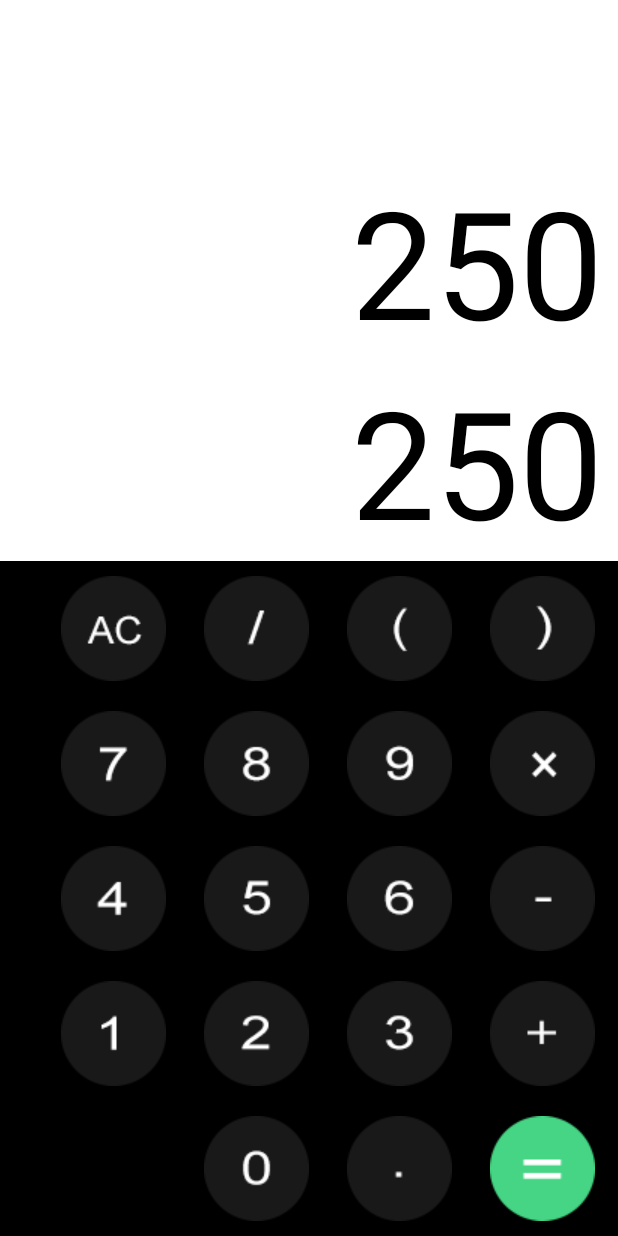
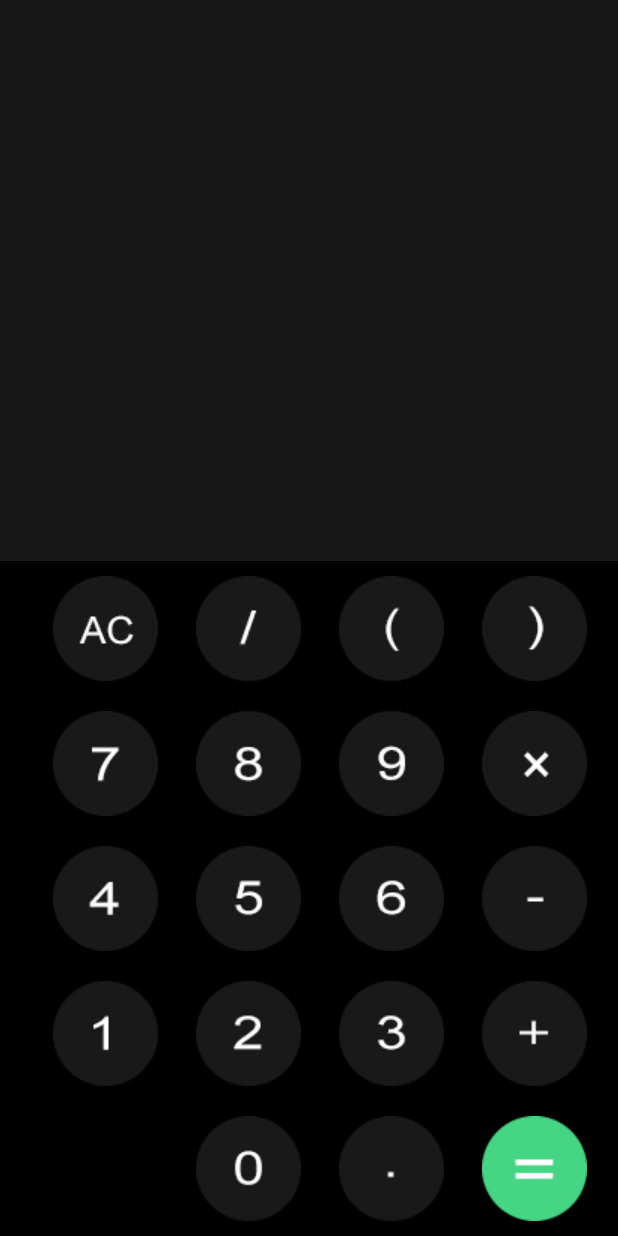
Before and after one commit to certeixeira/projetopessoal-calculadora, an Android app: the layout activity_main.xml on its own in the app's theme, with its tools: preview values and no code run, on a phone screen of 412 x 824 dp. Run offline under Robolectric (Android 15) with nearby library versions, the phone set to English and light mode, and no system bars.

```diff
--- a/app/build.gradle
+++ b/app/build.gradle
@@ -44,4 +44,5 @@ dependencies {
     testImplementation 'junit:junit:4.+'
     androidTestImplementation 'androidx.test.ext:junit:1.1.3'
     androidTestImplementation 'androidx.test.espresso:espresso-core:3.4.0'
+    implementation 'net.objecthunter:exp4j:0.4.5'
 }
--- a/app/src/main/java/com/example/calculadoraandroid/MainActivity.kt
+++ b/app/src/main/java/com/example/calculadoraandroid/MainActivity.kt
@@ -3,6 +3,7 @@ package com.example.calculadoraandroid
 import androidx.appcompat.app.AppCompatActivity
 import android.os.Bundle
 import com.example.calculadoraandroid.databinding.ActivityMainBinding
+import net.objecthunter.exp4j.ExpressionBuilder
 
 class MainActivity : AppCompatActivity() {
 
@@ -12,5 +13,93 @@ class MainActivity : AppCompatActivity() {
         super.onCreate(savedInstanceState)
         binding=ActivityMainBinding.inflate(layoutInflater)
         setContentView(binding.root)
+
+        binding.bntAc.setOnClickListener {
+            binding.inputtext.text = ""
+            binding.outputtext.text = ""
+        }
+
+        binding.btn0.setOnClickListener {
+            binding.inputtext.append("0")
+        }
+
+        binding.btn1.setOnClickListener {
+            binding.inputtext.append("1")
+        }
+
+        binding.btn2.setOnClickListener {
+            binding.inputtext.append("2")
+        }
+
+        binding.btn3.setOnClickListener {
+            binding.inputtext.append("3")
+        }
+
+        binding.btn4.setOnClickListener {
+            binding.inputtext.append("4")
+        }
+
+        binding.btn5.setOnClickListener {
+            binding.inputtext.append("5")
+        }
+
+        binding.btn6.setOnClickListener {
+            binding.inputtext.append("6")
+        }
+
+        binding.btn7.setOnClickListener {
+            binding.inputtext.append("7")
+        }
+
+        binding.btn8.setOnClickListener {
+            binding.inputtext.append("8")
+        }
+
+        binding.btn9.setOnClickListener {
+            binding.inputtext.append("9")
+        }
+
+        binding.btnDot.setOnClickListener {
+            binding.inputtext.append(".")
+        }
+
+        binding.btnPlus.setOnClickListener {
+            binding.inputtext.append("+")
+        }
+
+        binding.btnDivide.setOnClickListener {
+            binding.inputtext.append("/")
+        }
+
+        binding.btnMinus.setOnClickListener {
+            binding.inputtext.append("-")
+        }
+
+        binding.btnMultiplication.setOnClickListener {
+            binding.inputtext.append("*")
+        }
+
+        binding.btnStartBracket.setOnClickListener {
+            binding.inputtext.append("(")
+        }
+
+        binding.bttnEndBracket.setOnClickListener {
+            binding.inputtext.append(")")
+        }
+
+        binding.btnEqual.setOnClickListener {
+
+            val expression = ExpressionBuilder(binding.inputtext.text.toString()).build()
+            val result = expression.evaluate()
+            val longresult = result.toLong()
+
+            if (result == longresult.toDouble()) {
+                binding.outputtext.text =longresult.toString()
+
+            } else {
+                binding.outputtext.text = result.toString()
+            }
+        }
+
     }
 }
--- a/app/src/main/res/layout/activity_main.xml
+++ b/app/src/main/res/layout/activity_main.xml
@@ -2,31 +2,36 @@
 <RelativeLayout xmlns:android="http://schemas.android.com/apk/res/android"
     xmlns:app="http://schemas.android.com/apk/res-auto"
     xmlns:tools="http://schemas.android.com/tools"
-    android:layout_width="match_parent"
-    android:layout_height="match_parent"
+    android:layout_width="wrap_content"
+    android:layout_height="wrap_content"
+    android:background="#181818"
     tools:context=".MainActivity">
 
     <TextView
         android:id="@+id/inputtext"
         android:layout_width="match_parent"
         android:layout_height="wrap_content"
-        android:text="250"
-        android:textColor="@color/black"
-        android:textSize="100dp"
+        android:layout_above="@+id/outputtext"
+        android:layout_alignParentTop="true"
+        android:layout_marginTop="50dp"
         android:gravity="right"
         android:paddingRight="10dp"
-        android:layout_above="@+id/outputtext"/>
+        android:text=""
+        android:textAlignment="gravity"
+        android:textColor="@color/white"
+        android:textSize="70dp" />
 
     <TextView
         android:id="@+id/outputtext"
         android:layout_width="match_parent"
         android:layout_height="wrap_content"
-        android:text="250"
-        android:textColor="@color/black"
-        android:textSize="100dp"
+        android:layout_above="@+id/ll1"
+        android:layout_marginBottom="25dp"
         android:gravity="right"
-        android:paddingRight="10dp"
-        android:layout_above="@+id/ll1"/>
+        android:paddingEnd="10dp"
+        android:text=""
+        android:textColor="@color/white"
+        android:textSize="70dp" />
 
 
     <LinearLayout
@@ -38,7 +43,175 @@
         android:orientation="vertical">
 
         <LinearLayout
-            android:layout_width="match_parent"
+            android:layout_width="wrap_content"
+            android:layout_height="wrap_content"
+            android:gravity="center"
+            android:orientation="horizontal"
+            android:padding="10dp">
+
+            <ImageView
+                android:id="@+id/bnt_ac"
+                android:layout_width="70dp"
+                android:layout_height="70dp"
+                android:layout_marginStart="25dp"
+                android:layout_marginLeft="25dp"
+                android:background="@drawable/btn_ac" />
+
+            <ImageView
+                android:id="@+id/btn_divide"
+                android:layout_width="70dp"
+                android:layout_height="70dp"
+                android:layout_marginStart="25dp"
+                android:layout_marginLeft="25dp"
+                android:background="@drawable/btn_divide" />
+
+            <ImageView
+                android:id="@+id/btn_start_bracket"
+                android:layout_width="70dp"
+                android:layout_height="70dp"
+                android:layout_marginStart="25dp"
+                android:layout_marginLeft="25dp"
+                android:background="@drawable/btn_start_bracket" />
+
+            <ImageView
+                android:id="@+id/bttn_end_bracket"
+                android:layout_width="70dp"
+                android:layout_height="70dp"
+                android:layout_marginStart="25dp"
+                android:layout_marginLeft="25dp"
+                android:background="@drawable/btn_end_bracket" />
+
+
+        </LinearLayout>
+
+        <LinearLayout
+            android:layout_width="wrap_content"
+            android:layout_height="wrap_content"
+            android:gravity="center"
+            android:orientation="horizontal"
+            android:padding="10dp">
+
+            <ImageView
+                android:id="@+id/btn_7"
+                android:layout_width="70dp"
+                android:layout_height="70dp"
+                android:layout_marginStart="25dp"
+                android:layout_marginLeft="25dp"
+                android:background="@drawable/btn_7" />
+
+            <ImageView
+                android:id="@+id/btn_8"
+                android:layout_width="70dp"
+                android:layout_height="70dp"
+                android:layout_marginStart="25dp"
+                android:layout_marginLeft="25dp"
+                android:background="@drawable/btn_8" />
+
+            <ImageView
+                android:id="@+id/btn_9"
+                android:layout_width="70dp"
+                android:layout_height="70dp"
+                android:layout_marginStart="25dp"
+                android:layout_marginLeft="25dp"
+                android:background="@drawable/btn_9" />
+
+            <ImageView
+                android:id="@+id/btn_multiplication"
+                android:layout_width="70dp"
+                android:layout_height="70dp"
+                android:layout_marginStart="25dp"
+                android:layout_marginLeft="25dp"
+                android:background="@drawable/btn_multiplication" />
+
+
+        </LinearLayout>
+
+        <LinearLayout
+            android:layout_width="wrap_content"
+            android:layout_height="wrap_content"
+            android:gravity="center"
+            android:orientation="horizontal"
+            android:padding="10dp">
+
+            <ImageView
+                android:id="@+id/btn_4"
+                android:layout_width="70dp"
+                android:layout_height="70dp"
+                android:layout_marginStart="25dp"
+                android:layout_marginLeft="25dp"
+                android:background="@drawable/btn_4" />
+
+            <ImageView
+                android:id="@+id/btn_5"
+                android:layout_width="70dp"
+                android:layout_height="70dp"
+                android:layout_marginStart="25dp"
+                android:layout_marginLeft="25dp"
+                android:background="@drawable/btn_5" />
+
+            <ImageView
+                android:id="@+id/btn_6"
+                android:layout_width="70dp"
+                android:layout_height="70dp"
+                android:layout_marginStart="25dp"
+                android:layout_marginLeft="25dp"
+                android:background="@drawable/btn_6" />
+
+            <ImageView
+                android:id="@+id/btn_minus"
+                android:layout_width="70dp"
+                android:layout_height="70dp"
+                android:layout_marginStart="25dp"
+                android:layout_marginLeft="25dp"
+                android:background="@drawable/btn_minus" />
+
+
+        </LinearLayout>
+
+        <LinearLayout
+            android:layout_width="wrap_content"
+            android:layout_height="wrap_content"
+            android:gravity="center"
+            android:orientation="horizontal"
+            android:padding="10dp">
+
+            <ImageView
+                android:id="@+id/btn_1"
+                android:layout_width="70dp"
+                android:layout_height="70dp"
+                android:layout_marginStart="25dp"
+                android:layout_marginLeft="25dp"
+                android:background="@drawable/btn_1" />
+
+            <ImageView
+                android:id="@+id/btn_2"
+                android:layout_width="70dp"
+                android:layout_height="70dp"
+                android:layout_marginStart="25dp"
+                android:layout_marginLeft="25dp"
+                android:background="@drawable/btn_2" />
+
+            <ImageView
+                android:id="@+id/btn_3"
+                android:layout_width="70dp"
+                android:layout_height="70dp"
+                android:layout_marginStart="25dp"
+                android:layout_marginLeft="25dp"
+                android:background="@drawable/btn_3" />
+
+            <ImageView
+                android:id="@+id/btn_plus"
+                android:layout_width="70dp"
+                android:layout_height="70dp"
+                android:layout_marginStart="25dp"
+                android:layout_marginLeft="25dp"
+                android:background="@drawable/btn_plus" />
+
+
+        </LinearLayout>
+
+        <LinearLayout
+            android:layout_width="wrap_content"
             android:layout_height="wrap_content"
             android:gravity="center"
             android:orientation="horizontal"
@@ -49,199 +222,31 @@
                 android:layout_height="70dp"
                 android:layout_marginStart="25dp"
                 android:layout_marginLeft="25dp"
-                android:id="@+id/bnt_ac"
-                android:background="@drawable/btn_ac" />
+                android:background="@drawable/btn_0"
+                android:visibility="invisible" />
 
             <ImageView
+                android:id="@+id/btn_0"
                 android:layout_width="70dp"
                 android:layout_height="70dp"
                 android:layout_marginStart="25dp"
                 android:layout_marginLeft="25dp"
-                android:id="@+id/btn_divide"
-                android:background="@drawable/btn_divide" />
+                android:background="@drawable/btn_0" />
 
             <ImageView
+                android:id="@+id/btn_dot"
                 android:layout_width="70dp"
                 android:layout_height="70dp"
                 android:layout_marginStart="25dp"
                 android:layout_marginLeft="25dp"
-                android:id="@+id/btn_start_bracket"
-                android:background="@drawable/btn_start_bracket" />
+                android:background="@drawable/btn_dot" />
 
             <ImageView
+                android:id="@+id/btn_equal"
                 android:layout_width="70dp"
                 android:layout_height="70dp"
                 android:layout_marginStart="25dp"
                 android:layout_marginLeft="25dp"
-                android:id="@+id/bttn_end_bracket"
-                android:background="@drawable/btn_end_bracket" />
-
-
-        </LinearLayout>
-
-        <LinearLayout
-            android:layout_width="match_parent"
-            android:layout_height="wrap_content"
-            android:padding="10dp"
-            android:gravity="center"
-            android:orientation="horizontal">
-
-            <ImageView
-                android:layout_width="70dp"
-                android:layout_height="70dp"
-                android:layout_marginStart="25dp"
-                android:layout_marginLeft="25dp"
-                android:id="@+id/bnt_7"
-                android:background="@drawable/btn_7" />
-
-            <ImageView
-                android:layout_width="70dp"
-                android:layout_height="70dp"
-                android:layout_marginStart="25dp"
-                android:layout_marginLeft="25dp"
-                android:id="@+id/btn_8"
-                android:background="@drawable/btn_8" />
-
-            <ImageView
-                android:layout_width="70dp"
-                android:layout_height="70dp"
-                android:layout_marginStart="25dp"
-                android:layout_marginLeft="25dp"
-                android:id="@+id/btn_9"
-                android:background="@drawable/btn_9" />
-
-            <ImageView
-                android:layout_width="70dp"
-                android:layout_height="70dp"
-                android:layout_marginStart="25dp"
-                android:layout_marginLeft="25dp"
-                android:id="@+id/btn_multiplication"
-                android:background="@drawable/btn_multiplication" />
-
-
-        </LinearLayout>
-
-        <LinearLayout
-            android:layout_width="match_parent"
-            android:layout_height="wrap_content"
-            android:padding="10dp"
-            android:gravity="center"
-            android:orientation="horizontal">
-
-            <ImageView
-                android:layout_width="70dp"
-                android:layout_height="70dp"
-                android:layout_marginStart="25dp"
-                android:layout_marginLeft="25dp"
-                android:id="@+id/btn_4"
-                android:background="@drawable/btn_4" />
-
-            <ImageView
-                android:layout_width="70dp"
-                android:layout_height="70dp"
-                android:layout_marginStart="25dp"
-                android:layout_marginLeft="25dp"
-                android:id="@+id/btn_5"
-                android:background="@drawable/btn_5" />
-
-            <ImageView
-                android:layout_width="70dp"
-                android:layout_height="70dp"
-                android:layout_marginStart="25dp"
-                android:layout_marginLeft="25dp"
-                android:id="@+id/btn_6"
-                android:background="@drawable/btn_6" />
-
-            <ImageView
-                android:layout_width="70dp"
-                android:layout_height="70dp"
-                android:layout_marginStart="25dp"
-                android:layout_marginLeft="25dp"
-                android:id="@+id/btn_minus"
-                android:background="@drawable/btn_minus" />
-
-
-        </LinearLayout>
-
-        <LinearLayout
-            android:layout_width="match_parent"
-            android:layout_height="wrap_content"
-            android:padding="10dp"
-            android:gravity="center"
-            android:orientation="horizontal">
-
-            <ImageView
-                android:layout_width="70dp"
-                android:layout_height="70dp"
-                android:layout_marginStart="25dp"
-                android:layout_marginLeft="25dp"
-                android:id="@+id/btn_1"
-                android:background="@drawable/btn_1" />
-
-            <ImageView
-                android:layout_width="70dp"
-                android:layout_height="70dp"
-                android:layout_marginStart="25dp"
-                android:layout_marginLeft="25dp"
-                android:id="@+id/btn_2"
-                android:background="@drawable/btn_2" />
-
-            <ImageView
-                android:layout_width="70dp"
-                android:layout_height="70dp"
-                android:layout_marginStart="25dp"
-                android:layout_marginLeft="25dp"
-                android:id="@+id/btn_3"
-                android:background="@drawable/btn_3" />
-
-            <ImageView
-                android:layout_width="70dp"
-                android:layout_height="70dp"
-                android:layout_marginStart="25dp"
-                android:layout_marginLeft="25dp"
-                android:id="@+id/_btn_plus"
-                android:background="@drawable/btn_plus" />
-
-
-        </LinearLayout>
-
-        <LinearLayout
-            android:layout_width="match_parent"
-            android:layout_height="wrap_content"
-            android:padding="10dp"
-            android:gravity="center"
-            android:orientation="horizontal">
-
-            <ImageView
-                android:layout_width="70dp"
-                android:layout_height="70dp"
-                android:layout_marginStart="25dp"
-                android:layout_marginLeft="25dp"
-                android:visibility="invisible"
-                android:background="@drawable/btn_0" />
-
-            <ImageView
-                android:layout_width="70dp"
-                android:layout_height="70dp"
-                android:layout_marginStart="25dp"
-                android:layout_marginLeft="25dp"
-                android:id="@+id/btn_0"
-                android:background="@drawable/btn_0" />
-
-            <ImageView
-                android:layout_width="70dp"
-                android:layout_height="70dp"
-                android:layout_marginStart="25dp"
-                android:layout_marginLeft="25dp"
-                android:id="@+id/btn_dot"
-                android:background="@drawable/btn_dot" />
-
-            <ImageView
-                android:layout_width="70dp"
-                android:layout_height="70dp"
-                android:layout_marginStart="25dp"
-                android:layout_marginLeft="25dp"
-                android:id="@+id/btn_equal"
                 android:background="@drawable/btn_equal" />
 
 
--- a/build.gradle
+++ b/build.gradle
@@ -7,7 +7,7 @@ buildscript {
 
     }
     dependencies {
-        classpath "com.android.tools.build:gradle:4.2.0"
+        classpath 'com.android.tools.build:gradle:7.0.0'
         classpath "org.jetbrains.kotlin:kotlin-gradle-plugin:1.5.21"
 
         // NOTE: Do not place your application dependencies here; they belong
```
